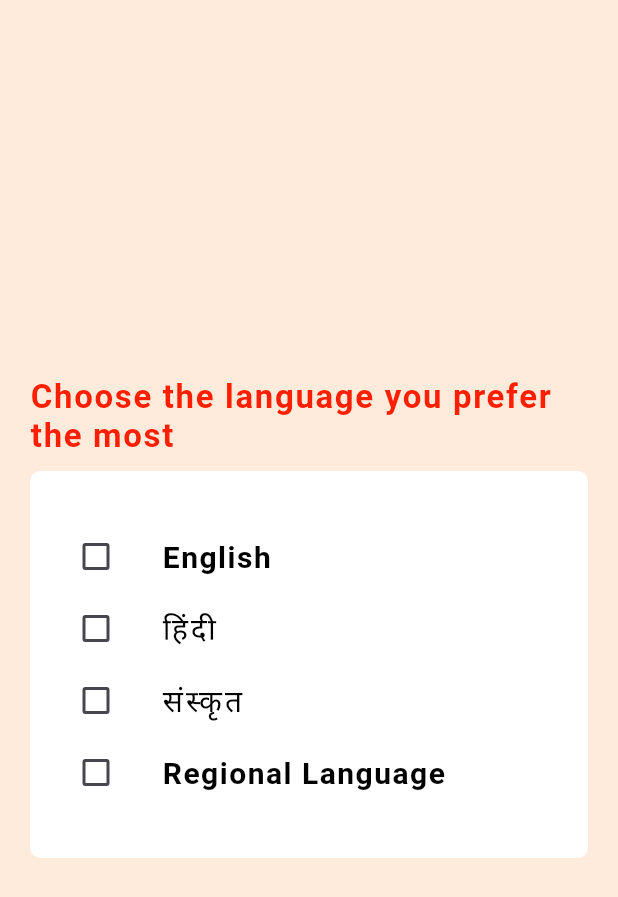
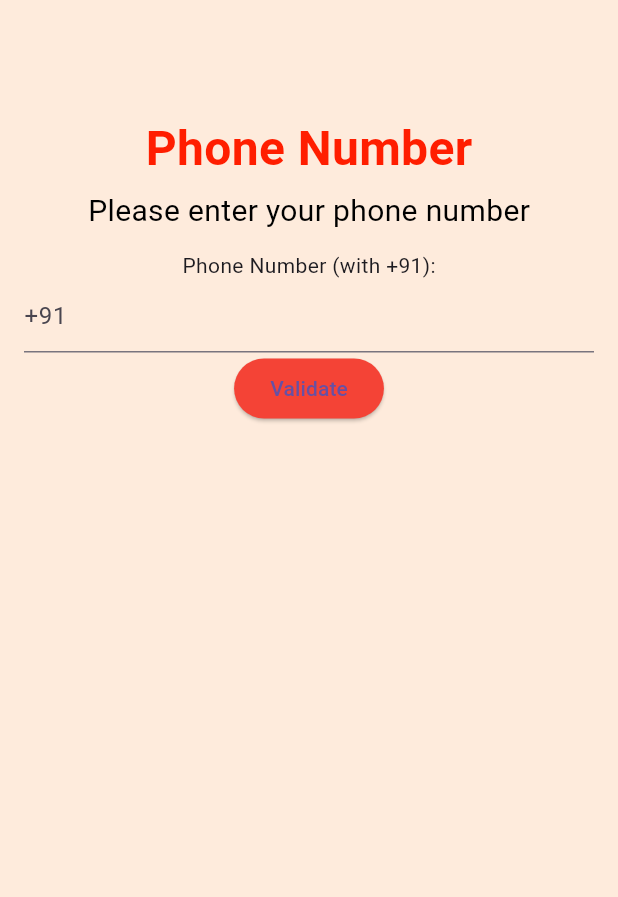
Before and after one commit to jaivsh/SIH2023_team_ecopreneurs, a Flutter app: the screen it shows after launch, after a tap on "SignUp", on a phone screen of 412 x 824 dp. Shown: the top 897 px of the screen. Run offline on Flutter 3.47's test engine with Material 3 defaults, Android fonts, the phone set to English and light mode, and no system bars; our stand-ins replace carousel_slider, firebase_core, flutter_credit_card, persistent_bottom_nav_bar, toggle_switch; missing offline and left inert: gsheets; accounts and stored records are empty; Roboto replaces fonts that are missing (SF UI Display, Tiro Devanagari Hindi); key blocks and very long unbroken strings in the code were emptied for the run.

Commit message:
updated code

```diff
--- a/lib/auth/login.dart
+++ b/lib/auth/login.dart
@@ -1,5 +1,7 @@
 import 'package:flutter/material.dart';
 import 'package:sih_ecopreneurs/onboarding/languagescreen.dart';
+import 'package:sih_ecopreneurs/auth/phonescreen.dart';
+
 
 class LoginScreen extends StatefulWidget {
   const LoginScreen({super.key});
@@ -21,7 +23,7 @@ class _LoginScreenState extends State<LoginScreen> {
         Padding(padding:EdgeInsets.only(top:100, left:50, right:50),child: Container(width: MediaQuery.of(context).size.width,child:ElevatedButton(style: ElevatedButton.styleFrom(shape: RoundedRectangleBorder(
     borderRadius: BorderRadius.circular(40), // <-- Radius
     ),backgroundColor: Colors.black),onPressed:() {
-          Navigator.of(context).push(MaterialPageRoute(builder: (context) => LanguageScreen()));
+          Navigator.of(context).push(MaterialPageRoute(builder: (context) => PhoneScreen()));
 
         }, child: Text('SignUp', style:TextStyle(color:Colors.red))))),
         SizedBox(height:17),
--- a/lib/auth/loginpage.dart
+++ /dev/null
@@ -1 +0,0 @@
-import 'package:flutter/material.dart';
--- /dev/null
+++ b/lib/auth/phonescreen.dart
@@ -0,0 +1,104 @@
+import 'package:flutter/material.dart';
+import 'package:sih_ecopreneurs/auth/email.dart';
+
+class PhoneScreen extends StatefulWidget {
+  const PhoneScreen({super.key});
+
+  @override
+  State<PhoneScreen> createState() => _PhoneScreenState();
+}
+
+class _PhoneScreenState extends State<PhoneScreen> {
+
+
+  @override
+  Widget build(BuildContext context) {
+    return Scaffold(
+      body:Container(color: Color(0xfffeebdc),width: MediaQuery.of(context).size.width, child: Column(children: [
+        SizedBox(height:80),
+        Text(
+          'Phone Number',
+          style: TextStyle(
+            color: Color(0xFFFF1E00),
+            fontSize: 32,
+            fontFamily: 'SF UI Display',
+            fontWeight: FontWeight.w600,
+            height: 0,
+          ),
+        ),
+        SizedBox(height:10),
+        Text(
+          'Please enter your phone number',
+          style: TextStyle(
+            color: Colors.black,
+            fontSize: 20,
+            fontFamily: 'SF UI Display',
+            fontWeight: FontWeight.w400,
+            height: 0,
+          ),
+        ),
+        PhoneNumberForm(),
+      ]))
+    );
+  }
+}
+class PhoneNumberForm extends StatefulWidget {
+  @override
+  _PhoneNumberFormState createState() => _PhoneNumberFormState();
+}
+
+class _PhoneNumberFormState extends State<PhoneNumberForm> {
+  TextEditingController _phoneNumberController = TextEditingController();
+
+  void validatePhoneNumber() {
+    // Get the input value
+    String phoneNumber = _phoneNumberController.text.trim();
+
+    // Regular expression for a valid Indian phone number with +91 STD code
+    RegExp regex = RegExp(r'^\+91[0-9]{10}$');
+
+    // Check if the phone number matches the pattern
+    if (regex.hasMatch(phoneNumber)) {
+      Navigator.of(context).push(MaterialPageRoute(builder: (context) => EmailScreen()));
+    } else {
+      showDialog(
+        context: context,
+        builder: (context) {
+          return AlertDialog(
+            title: Text('Invalid phone number'),
+            content: Text('Please enter a valid Indian phone number with +91 STD code.'),
+          );
+        },
+      );
+    }
+  }
+
+  @override
+  Widget build(BuildContext context) {
+    return Padding(
+      padding: const EdgeInsets.all(16.0),
+      child: Column(
+        children: [
+          // Label for the phone number
+          Text('Phone Number (with +91):'),
+
+          // Input field for the phone number
+          TextField(
+            controller: _phoneNumberController,
+            decoration: InputDecoration(
+              hintText: '+91',
+            ),
+          ),
+
+          // Button to trigger the validation
+          ElevatedButton(
+
+            style: ElevatedButton.styleFrom(backgroundColor: Colors.red)
+            ,onPressed: validatePhoneNumber,
+            child: Text('Validate'),
+          ),
+        ],
+      ),
+    );
+  }
+}
--- a/lib/main.dart
+++ b/lib/main.dart
@@ -22,7 +22,9 @@ const spreadsheetid = '198KPi1mTWlTjy7Wd7_bcN4Krpb9DLmqff93LoxEp3mM';
 
 Future<void> main() async {
   WidgetsFlutterBinding.ensureInitialized();
-  final gsheets = GSheets(credentials);
+  //final gsheets = GSheets(credentials);
+  //final ss =  await gsheets.spreadsheet(spreadsheetid);
+  //var sheet = ss.workSheetByTitle('Sheet1');
   runApp(MaterialApp(debugShowCheckedModeBanner: false,home:MyApp()));
 }
 
```
Also changed, not shown: lib/auth/email.dart (added, +105 -0 lines).
